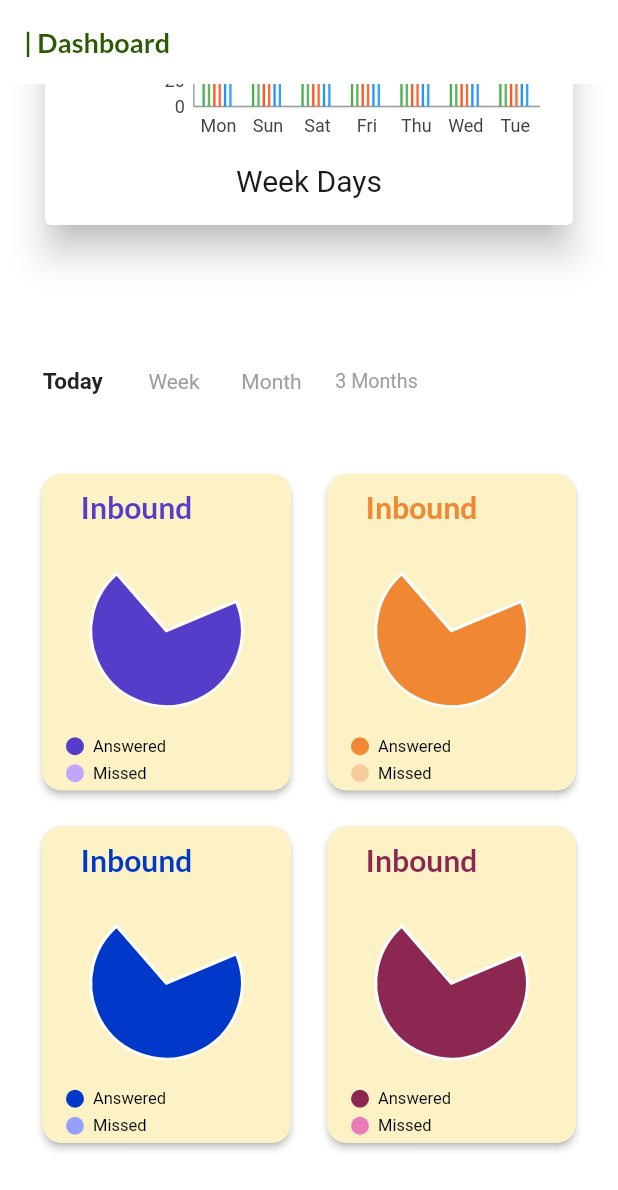
After one commit to RohanSengupta326/RealTimeDashboard2, a Flutter app: the screen it shows after launch, scrolled down 2352 dp, after a tap on "Today", on a phone screen of 412 x 824 dp. The commit adds this screen. Shown: the top 1190 px of the screen. Run offline on Flutter 3.47's test engine with Material 2 defaults, Android fonts, the phone set to English and light mode, and no system bars; our stand-ins replace charts_flutter, get.

Commit message:
added new dashboard design

```diff
--- /dev/null
+++ b/lib/call_analytics_monitor_view/callAnalyticsView.dart
@@ -0,0 +1,34 @@
+import 'package:flutter/material.dart';
+import 'package:get/get.dart';
+import 'tabDesign.dart';
+import 'cardRowOne.dart';
+import 'cardRowTwo.dart';
+
+class CallAnalyticsView extends StatelessWidget {
+  const CallAnalyticsView({super.key});
+
+  @override
+  Widget build(BuildContext context) {
+    return Container(
+      height: GetPlatform.isAndroid ? 570 : 600,
+      width: GetPlatform.isAndroid ? 500 : 600,
+      child: Padding(
+        padding: const EdgeInsets.symmetric(horizontal: 16),
+        child: Column(
+          mainAxisAlignment: MainAxisAlignment.start,
+          children: <Widget>[
+            // tabs here
+            Container(
+              height: 100,
+              width: 500,
+              child: TabDesign(),
+            ),
+
+            Expanded(child: CardRowOne()),
+            Expanded(child: CardRowTwo()),
+          ],
+        ),
+      ),
+    );
+  }
+}
--- /dev/null
+++ b/lib/call_analytics_monitor_view/cardRowOne.dart
@@ -0,0 +1,81 @@
+import 'package:flutter/material.dart';
+import 'package:login/graphs/pieChartGaugeDashboard.dart';
+
+class CardRowOne extends StatelessWidget {
+  const CardRowOne({super.key});
+
+  @override
+  Widget build(BuildContext context) {
+    return Row(
+      children: [
+        Expanded(
+          flex: 2,
+          child: Container(
+            margin: EdgeInsets.all(8),
+            child: Card(
+              shape: RoundedRectangleBorder(
+                  borderRadius: BorderRadius.all(Radius.circular(13))),
+              color: Color(0xfffdf2c5),
+              elevation: 2,
+              child: Column(
+                children: <Widget>[
+                  Padding(
+                    padding: EdgeInsets.only(right: 40, top: 10),
+                    child: Text(
+                      'Inbound',
+                      style: TextStyle(
+                          color: Color(0xff553dca),
+                          fontFamily: 'Lato',
+                          fontSize: 20,
+                          fontWeight: FontWeight.bold),
+                    ),
+                  ),
+                  Expanded(
+                    child: PieChartGaugeDashboard(
+                        Color(0xff553dca), Color(0xffc1a5fe)),
+                  ),
+                ],
+              ),
+            ),
+          ),
+        ),
+        Expanded(
+          flex: 2,
+          child: Container(
+            margin: EdgeInsets.all(8),
+            child: Card(
+              shape: RoundedRectangleBorder(
+                  borderRadius: BorderRadius.all(Radius.circular(13))),
+              color: Color(0xfffdf2c5),
+              elevation: 2,
+              child: Column(
+                children: <Widget>[
+                  Padding(
+                    padding: EdgeInsets.only(right: 40, top: 10),
+                    child: Text(
+                      'Inbound',
+                      style: TextStyle(
+                          color: Color(
+                            0xffef8733,
+                          ),
+                          fontFamily: 'Lato',
+                          fontSize: 20,
+                          fontWeight: FontWeight.bold),
+                    ),
+                  ),
+                  Expanded(
+                    child: PieChartGaugeDashboard(
+                        Color(
+                          0xffef8733,
+                        ),
+                        Color(0xfff8cc9e)),
+                  ),
+                ],
+              ),
+            ),
+          ),
+        ),
+      ],
+    );
+  }
+}
--- /dev/null
+++ b/lib/call_analytics_monitor_view/cardRowTwo.dart
@@ -0,0 +1,79 @@
+import 'package:flutter/src/widgets/container.dart';
+import 'package:flutter/src/widgets/framework.dart';
+import 'package:flutter/material.dart';
+import 'package:get/get.dart';
+import 'package:login/graphs/pieChartGaugeDashboard.dart';
+
+class CardRowTwo extends StatelessWidget {
+  const CardRowTwo({super.key});
+
+  @override
+  Widget build(BuildContext context) {
+    return Row(
+      children: [
+        Expanded(
+          flex: 2,
+          child: Container(
+            margin: EdgeInsets.all(8),
+            child: Card(
+              shape: RoundedRectangleBorder(
+                  borderRadius: BorderRadius.all(Radius.circular(13))),
+              color: Color(0xfffdf2c5),
+              elevation: 2,
+              child: Column(
+                children: <Widget>[
+                  Padding(
+                    padding: EdgeInsets.only(right: 40, top: 10),
+                    child: Text(
+                      'Inbound',
+                      style: TextStyle(
+                          color: Color(0xff0038c9),
+                          fontFamily: 'Lato',
+                          fontSize: 20,
+                          fontWeight: FontWeight.bold),
+                    ),
+                  ),
+                  Expanded(
+                    child: PieChartGaugeDashboard(
+                        Color(0xff0038c9), Color(0xff94a2fd)),
+                  ),
+                ],
+              ),
+            ),
+          ),
+        ),
+        Expanded(
+          flex: 2,
+          child: Container(
+            margin: EdgeInsets.all(8),
+            child: Card(
+              shape: RoundedRectangleBorder(
+                  borderRadius: BorderRadius.all(Radius.circular(13))),
+              color: Color(0xfffdf2c5),
+              elevation: 2,
+              child: Column(
+                children: <Widget>[
+                  Padding(
+                    padding: EdgeInsets.only(right: 40, top: 10),
+                    child: Text(
+                      'Inbound',
+                      style: TextStyle(
+                          color: Color(0xff8b2751),
+                          fontFamily: 'Lato',
+                          fontSize: 20,
+                          fontWeight: FontWeight.bold),
+                    ),
+                  ),
+                  Expanded(
+                    child: PieChartGaugeDashboard(
+                        Color(0xff8b2751), Color(0xffeb7bb6)),
+                  ),
+                ],
+              ),
+            ),
+          ),
+        ),
+      ],
+    );
+  }
+}
--- /dev/null
+++ b/lib/call_analytics_monitor_view/tabDesign.dart
@@ -0,0 +1,164 @@
+import 'package:flutter/material.dart';
+import 'package:get/get.dart';
+
+class TabDesign extends StatelessWidget {
+  var isSelectedTodayTab = false.obs;
+  var isSelectedWeekTab = false.obs;
+  var isSelectedMonthTab = false.obs;
+  var isSelectedMonthsTab = false.obs;
+
+  @override
+  Widget build(BuildContext context) {
+    return Row(
+      mainAxisAlignment: MainAxisAlignment.start,
+      children: [
+        MouseRegion(
+          cursor: SystemMouseCursors.click,
+          // when hovering mouse cursor changes
+          child: GestureDetector(
+            onTap: () {
+              isSelectedTodayTab.value = !isSelectedTodayTab.value;
+              isSelectedWeekTab.value = false;
+              isSelectedMonthTab.value = false;
+              isSelectedMonthsTab.value = false;
+            },
+            child: Obx(
+              () {
+                return Container(
+                  height: isSelectedTodayTab.value ? 55 : 50,
+                  width: isSelectedTodayTab.value ? 65 : 60,
+                  child: Center(
+                      child: Text(
+                    'Today',
+                    style: isSelectedTodayTab.value
+                        ? TextStyle(
+                            fontWeight: FontWeight.bold,
+                            fontSize: 15,
+                          )
+                        : TextStyle(
+                            color: Colors.grey,
+                            fontWeight: FontWeight.normal,
+                            fontSize: 14),
+                  )),
+                );
+              },
+            ),
+          ),
+        ),
+        SizedBox(
+          width: 5,
+        ),
+        MouseRegion(
+          cursor: SystemMouseCursors.click,
+          // when hovering mouse cursor changes
+          child: GestureDetector(
+            onTap: () {
+              isSelectedTodayTab.value = false;
+              isSelectedWeekTab.value = !isSelectedWeekTab.value;
+              isSelectedMonthTab.value = false;
+              isSelectedMonthsTab.value = false;
+            },
+            child: Obx(
+              () {
+                return Container(
+                  height: isSelectedWeekTab.value ? 55 : 50,
+                  width: isSelectedWeekTab.value ? 65 : 60,
+                  child: Center(
+                      child: Text(
+                    'Week',
+                    style: isSelectedWeekTab.value
+                        ? TextStyle(
+                            fontWeight: FontWeight.bold,
+                            fontSize: 15,
+                          )
+                        : TextStyle(
+                            color: Colors.grey,
+                            fontWeight: FontWeight.normal,
+                            fontSize: 14),
+                  )),
+                );
+              },
+            ),
+          ),
+        ),
+        SizedBox(
+          width: 5,
+        ),
+        MouseRegion(
+          cursor: SystemMouseCursors.click,
+          // when hovering mouse cursor changes
+          child: GestureDetector(
+            onTap: () {
+              isSelectedTodayTab.value = false;
+              isSelectedWeekTab.value = false;
+              isSelectedMonthTab.value = !isSelectedMonthTab.value;
+              isSelectedMonthsTab.value = false;
+            },
+            child: Obx(
+              () {
+                return Container(
+                  height: isSelectedMonthTab.value ? 55 : 50,
+                  width: isSelectedMonthTab.value ? 65 : 60,
+                  child: Center(
+                      child: Text(
+                    'Month',
+                    style: isSelectedMonthTab.value
+                        ? TextStyle(
+                            fontWeight: FontWeight.bold,
+                            fontSize: 15,
+                          )
+                        : TextStyle(
+                            color: Colors.grey,
+                            fontWeight: FontWeight.normal,
+                            fontSize: 14),
+                  )),
+                );
+              },
+            ),
+          ),
+        ),
+        SizedBox(
+          width: 5,
+        ),
+        MouseRegion(
+          cursor: SystemMouseCursors.click,
+          // when hovering mouse cursor changes
+          child: GestureDetector(
+            onTap: () {
+              isSelectedTodayTab.value = false;
+              isSelectedWeekTab.value = false;
+              isSelectedMonthTab.value = false;
+              isSelectedMonthsTab.value = !isSelectedMonthsTab.value;
+            },
+            child: Obx(
+              () {
+                return Container(
+                  height: isSelectedMonthsTab.value ? 55 : 50,
+                  width: isSelectedMonthsTab.value ? 75 : 70,
+                  child: Center(
+                      child: FittedBox(
+                    child: Padding(
+                      padding: EdgeInsets.symmetric(horizontal: 8),
+                      child: Text(
+                        '3 Months',
+                        style: isSelectedMonthsTab.value
+                            ? TextStyle(
+                                fontWeight: FontWeight.bold,
+                                fontSize: 16,
+                              )
+                            : TextStyle(
+                                color: Colors.grey,
+                                fontWeight: FontWeight.normal,
+                                fontSize: 14),
+                      ),
+                    ),
+                  )),
+                );
+              },
+            ),
+          ),
+        ),
+      ],
+    );
+  }
+}
--- /dev/null
+++ b/lib/graphs/customLegeds.dart
@@ -0,0 +1,106 @@
+/// Bar chart with custom symbol in legend example.
+import 'package:flutter/cupertino.dart';
+import 'package:flutter/material.dart';
+import 'package:charts_flutter/flutter.dart' as charts;
+import 'package:cupertino_icons/cupertino_icons.dart';
+
+/// Example custom renderer that renders [IconData].
+///
+/// This is used to show that legend symbols can be assigned a custom symbol.
+class IconRenderer extends charts.CustomSymbolRenderer {
+  final IconData iconData;
+
+  IconRenderer(this.iconData);
+
+  @override
+  Widget build(BuildContext context,
+      {Color? color, required Size size, bool enabled = true}) {
+    return SizedBox.fromSize(
+        size: size, child: Icon(iconData, color: color, size: 12.0));
+  }
+}
+
+class LegendWithCustomSymbol extends StatelessWidget {
+  @override
+  Widget build(BuildContext context) {
+    return charts.BarChart(
+      _createSampleData(),
+      animate: false,
+      barGroupingType: charts.BarGroupingType.grouped,
+      // Add the legend behavior to the chart to turn on legends.
+      // By default the legend will display above the chart.
+      //
+      // To change the symbol used in the legend, set the renderer attribute of
+      // symbolRendererKey to a SymbolRenderer.
+      behaviors: [charts.SeriesLegend()],
+      defaultRenderer: charts.BarRendererConfig(
+          symbolRenderer: IconRenderer(CupertinoIcons.rhombus_fill)),
+    );
+  }
+
+  /// Create series list with multiple series
+  static List<charts.Series<OrdinalSales, String>> _createSampleData() {
+    final desktopSalesData = [
+      OrdinalSales('2014', 5),
+      OrdinalSales('2015', 25),
+      OrdinalSales('2016', 100),
+      OrdinalSales('2017', 75),
+    ];
+
+    final tabletSalesData = [
+      OrdinalSales('2014', 25),
+      OrdinalSales('2015', 50),
+      OrdinalSales('2016', 10),
+      OrdinalSales('2017', 20),
+    ];
+
+    final mobileSalesData = [
+      OrdinalSales('2014', 10),
+      OrdinalSales('2015', 15),
+      OrdinalSales('2016', 50),
+      OrdinalSales('2017', 45),
+    ];
+
+    final otherSalesData = [
+      OrdinalSales('2014', 20),
+      OrdinalSales('2015', 35),
+      OrdinalSales('2016', 15),
+      OrdinalSales('2017', 10),
+    ];
+
+    return [
+      charts.Series<OrdinalSales, String>(
+        id: 'Desktop',
+        domainFn: (OrdinalSales sales, _) => sales.year,
+        measureFn: (OrdinalSales sales, _) => sales.sales,
+        data: desktopSalesData,
+      ),
+      charts.Series<OrdinalSales, String>(
+        id: 'Tablet',
+        domainFn: (OrdinalSales sales, _) => sales.year,
+        measureFn: (OrdinalSales sales, _) => sales.sales,
+        data: tabletSalesData,
+      ),
+      charts.Series<OrdinalSales, String>(
+        id: 'Mobile',
+        domainFn: (OrdinalSales sales, _) => sales.year,
+        measureFn: (OrdinalSales sales, _) => sales.sales,
+        data: mobileSalesData,
+      ),
+      charts.Series<OrdinalSales, String>(
+        id: 'Other',
+        domainFn: (OrdinalSales sales, _) => sales.year,
+        measureFn: (OrdinalSales sales, _) => sales.sales,
+        data: otherSalesData,
+      )
+    ];
+  }
+}
+
+/// Sample ordinal data type.
+class OrdinalSales {
+  final String year;
+  final int sales;
+
+  OrdinalSales(this.year, this.sales);
+}
--- /dev/null
+++ b/lib/graphs/pieChartGaugeDashboard.dart
@@ -0,0 +1,116 @@
+import 'package:flutter/cupertino.dart';
+import 'package:flutter/src/widgets/container.dart';
+import 'package:flutter/src/widgets/framework.dart';
+import 'package:charts_flutter/flutter.dart' as charts;
+
+import 'package:flutter/material.dart';
+import 'package:get/utils.dart';
+import 'package:cupertino_icons/cupertino_icons.dart';
+
+// external class to design custom legends
+class IconRenderer extends charts.CustomSymbolRenderer {
+  final IconData iconData;
+
+  IconRenderer(this.iconData);
+
+  @override
+  Widget build(BuildContext context,
+      {Color? color, required Size size, bool enabled = true}) {
+    return SizedBox.fromSize(
+      size: size,
+      child: Icon(
+        iconData,
+        color: color,
+        size: 12,
+      ),
+    );
+  }
+}
+
+class PieChartGaugeDashboard extends StatefulWidget {
+  final Color col;
+  final Color col2;
+  PieChartGaugeDashboard(this.col, this.col2);
+
+  @override
+  State<PieChartGaugeDashboard> createState() => _PieChartGaugeDashboardState();
+}
+
+class _PieChartGaugeDashboardState extends State<PieChartGaugeDashboard> {
+  List<charts.Series<Task, String>> _seriesPieData = [];
+
+  _generateData() {
+    var piedata = [
+      Task(
+        'Answered',
+        60,
+        widget.col,
+      ),
+      Task(
+        'Missed',
+        0,
+        widget.col2,
+      ),
+    ];
+
+    _seriesPieData.add(
+      charts.Series(
+        domainFn: (Task task, _) => task.task,
+        measureFn: (Task task, _) => task.taskvalue,
+        colorFn: (Task task, _) =>
+            charts.ColorUtil.fromDartColor(task.colorval),
+        id: 'sample',
+        data: piedata,
+        labelAccessorFn: (Task row, _) => '${row.taskvalue}',
+      ),
+    );
+  }
+
+  @override
+  void initState() {
+    // TODO: implement initState
+    _generateData();
+  }
+
+  @override
+  Widget build(BuildContext context) {
+    return charts.PieChart<String>(
+        animate: true,
+        animationDuration: Duration(seconds: 1),
+        _seriesPieData,
+        behaviors: [
+          charts.DatumLegend(
+            outsideJustification: charts.OutsideJustification.start,
+            horizontalFirst: false,
+            position: charts.BehaviorPosition.bottom,
+            desiredMaxRows: 2,
+            cellPadding: EdgeInsets.only(left:16, bottom: 5),
+            entryTextStyle: charts.TextStyleSpec(
+                color: charts.MaterialPalette.black, fontSize: 11),
+          ),
+        ],
+        defaultRenderer: charts.ArcRendererConfig(
+            symbolRenderer: IconRenderer(CupertinoIcons.rhombus_fill),
+            // calling overridden class to design custom widget
+            // arcRendererDecorators: [
+            //   charts.ArcLabelDecorator(
+            //       labelPosition: charts.ArcLabelPosition.inside,
+            //       insideLabelStyleSpec: charts.TextStyleSpec(
+            //           fontSize: 14,
+            //           color: charts.ColorUtil.fromDartColor(Colors.black)))
+            // ],
+            // arcWidth: 30,
+            startAngle: -2 / 5,
+            arcLength: 7 / 5 * 3.14));
+
+    // startAngle = from which angle gauge is starting
+  }
+}
+
+class Task {
+  String task;
+  int taskvalue;
+  Color colorval;
+
+  Task(this.task, this.taskvalue, this.colorval);
+}
--- a/lib/homeview.dart
+++ b/lib/homeview.dart
@@ -32,10 +32,10 @@
 // }
 
 import 'package:flutter/material.dart';
-import 'package:flutter/src/widgets/container.dart';
-import 'package:flutter/src/widgets/framework.dart';
-import 'package:get/utils.dart';
+
 import 'package:get/get.dart';
+
+import 'package:login/call_analytics_monitor_view/callAnalyticsView.dart';
 import 'package:login/cardDesign.dart';
 import 'package:login/graphs/copyStackedBar.dart';
 import 'package:login/graphs/horizontalScrollGroupedStacked.dart';
@@ -45,6 +45,8 @@ import './graphs/pieChartGauge.dart';
 import './graphs/pieChartGauge2.dart';
 import './graphs/pieChartGauge3.dart';
 import './graphs/verticalScrollGroupedStacked.dart';
+
+import './graphs/customLegeds.dart';
 
 class HomeView extends StatefulWidget {
   @override
@@ -60,15 +62,31 @@ class _HomeViewState extends State<HomeView> {
     super.initState();
   }
 
+/* const Padding(
+                      padding: EdgeInsets.only(right: 215),
+                      child: Text(
+                        '| Dashboard',
+                        style: TextStyle(
+                            color: Color(0xff2b5a00),
+                            fontSize: 18,
+                            fontFamily: 'Lato',
+                            fontWeight: FontWeight.bold),
+                      ),
+                    ), */
   @override
   Widget build(BuildContext context) {
     return Scaffold(
       backgroundColor: Colors.white,
       appBar: AppBar(
-        backgroundColor: Colors.green.shade400,
+        elevation: 0,
+        backgroundColor: Colors.white,
         title: Text(
-          'ApiFetchModel',
-          style: TextStyle(color: Theme.of(context).colorScheme.onError),
+          '| Dashboard',
+          style: TextStyle(
+              color: Color(0xff2b5a00),
+              fontSize: 18,
+              fontFamily: 'Lato',
+              fontWeight: FontWeight.bold),
         ),
       ),
       body: SingleChildScrollView(
@@ -274,7 +292,15 @@ class _HomeViewState extends State<HomeView> {
                   ),
                 ),
               ),
-            )
+            ),
+            SizedBox(
+              height: 30,
+            ),
+            // calling widget for Gauge card designs
+            CallAnalyticsView(),
+            SizedBox(
+              height: 50,
+            ),
           ],
         ),
       ),
```
Also changed, not shown: pubspec.yaml (+6 -6 lines), assets/fonts/Lato-Bold.ttf (added), assets/fonts/Lato-Light.ttf (added), assets/fonts/Lato-Regular.ttf (added), lib/tempGraph.dart (added).
